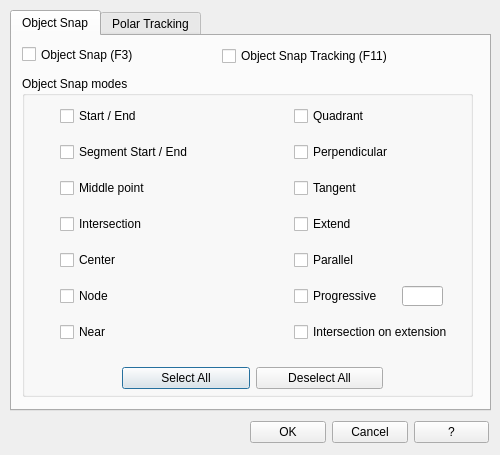
The window that qad_dsettings.ui (geosim/QAD) describes before a commit, drawn with Qt 5.
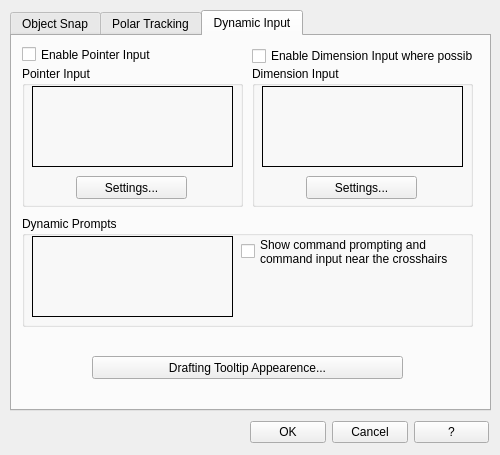
The same window after the commit. The open tabs and pages were chosen to show the change. Icons and pictures are not drawn.

```diff
--- a/qad_dsettings.ui
+++ b/qad_dsettings.ui
@@ -701,6 +701,222 @@
      </widget>
     </widget>
    </widget>
+   <widget class="QWidget" name="tab_3">
+    <attribute name="title">
+     <string>Dynamic Input</string>
+    </attribute>
+    <widget class="QCheckBox" name="checkBox_DI_EnableInputPointer">
+     <property name="geometry">
+      <rect>
+       <x>10</x>
+       <y>10</y>
+       <width>221</width>
+       <height>17</height>
+      </rect>
+     </property>
+     <property name="toolTip">
+      <string>Turns on pointer input. When pointer input and dimensional input are both turned on, dimensional input supersedes pointer input when it is available. (DYNMODE system variable)</string>
+     </property>
+     <property name="text">
+      <string>Enable Pointer Input</string>
+     </property>
+    </widget>
+    <widget class="QCheckBox" name="checkBox_DI_EnableDimPointer">
+     <property name="geometry">
+      <rect>
+       <x>240</x>
+       <y>10</y>
+       <width>221</width>
+       <height>20</height>
+      </rect>
+     </property>
+     <property name="toolTip">
+      <string>Turns on dimensional input. Dimensional input is not available for some commands that prompt for a second point. (DYNMODE system variable)</string>
+     </property>
+     <property name="text">
+      <string>Enable Dimension Input where possible</string>
+     </property>
+    </widget>
+    <widget class="QGroupBox" name="groupBox_2">
+     <property name="geometry">
+      <rect>
+       <x>10</x>
+       <y>30</y>
+       <width>221</width>
+       <height>141</height>
+      </rect>
+     </property>
+     <property name="title">
+      <string>Pointer Input</string>
+     </property>
+     <widget class="QPushButton" name="pushButton_DI_PointerInputSettings">
+      <property name="geometry">
+       <rect>
+        <x>54</x>
+        <y>110</y>
+        <width>111</width>
+        <height>23</height>
+       </rect>
+      </property>
+      <property name="toolTip">
+       <string>Displays the Pointer Input Settings dialog box.</string>
+      </property>
+      <property name="text">
+       <string>Settings...</string>
+      </property>
+     </widget>
+     <widget class="QLabel" name="label">
+      <property name="geometry">
+       <rect>
+        <x>10</x>
+        <y>20</y>
+        <width>201</width>
+        <height>81</height>
+       </rect>
+      </property>
+      <property name="frameShape">
+       <enum>QFrame::Box</enum>
+      </property>
+      <property name="text">
+       <string/>
+      </property>
+      <property name="pixmap">
+       <pixmap resource="qad_dsettings.qrc">:/plugins/qad/icons/dsettings/pointer_input.png</pixmap>
+      </property>
+      <property name="scaledContents">
+       <bool>true</bool>
+      </property>
+     </widget>
+    </widget>
+    <widget class="QGroupBox" name="groupBox_3">
+     <property name="geometry">
+      <rect>
+       <x>240</x>
+       <y>30</y>
+       <width>221</width>
+       <height>141</height>
+      </rect>
+     </property>
+     <property name="title">
+      <string>Dimension Input</string>
+     </property>
+     <widget class="QPushButton" name="pushButton_DI_DimensionInputSettings">
+      <property name="geometry">
+       <rect>
+        <x>54</x>
+        <y>110</y>
+        <width>111</width>
+        <height>23</height>
+       </rect>
+      </property>
+      <property name="toolTip">
+       <string>Displays the Dimension Input Settings dialog box.</string>
+      </property>
+      <property name="text">
+       <string>Settings...</string>
+      </property>
+     </widget>
+     <widget class="QLabel" name="label_15">
+      <property name="geometry">
+       <rect>
+        <x>10</x>
+        <y>20</y>
+        <width>201</width>
+        <height>81</height>
+       </rect>
+      </property>
+      <property name="frameShape">
+       <enum>QFrame::Box</enum>
+      </property>
+      <property name="text">
+       <string/>
+      </property>
+      <property name="pixmap">
+       <pixmap resource="qad_dsettings.qrc">:/plugins/qad/icons/dsettings/dimension_input.png</pixmap>
+      </property>
+      <property name="scaledContents">
+       <bool>true</bool>
+      </property>
+     </widget>
+    </widget>
+    <widget class="QGroupBox" name="groupBox_4">
+     <property name="geometry">
+      <rect>
+       <x>10</x>
+       <y>180</y>
+       <width>451</width>
+       <height>111</height>
+      </rect>
+     </property>
+     <property name="title">
+      <string>Dynamic Prompts</string>
+     </property>
+     <widget class="QCheckBox" name="checkBox_DI_ShowPrompt">
+      <property name="geometry">
+       <rect>
+        <x>219</x>
+        <y>20</y>
+        <width>221</width>
+        <height>31</height>
+       </rect>
+      </property>
+      <property name="sizePolicy">
+       <sizepolicy hsizetype="Minimum" vsizetype="Minimum">
+        <horstretch>0</horstretch>
+        <verstretch>0</verstretch>
+       </sizepolicy>
+      </property>
+      <property name="toolTip">
+       <string>Displays prompts in Dynamic Input tooltips. (DYNPROMPT system variable)</string>
+      </property>
+      <property name="text">
+       <string>Show command prompting and 
+command input near the crosshairs</string>
+      </property>
+      <property name="tristate">
+       <bool>false</bool>
+      </property>
+     </widget>
+     <widget class="QLabel" name="label_16">
+      <property name="geometry">
+       <rect>
+        <x>10</x>
+        <y>20</y>
+        <width>201</width>
+        <height>81</height>
+       </rect>
+      </property>
+      <property name="frameShape">
+       <enum>QFrame::Box</enum>
+      </property>
+      <property name="text">
+       <string/>
+      </property>
+      <property name="pixmap">
+       <pixmap resource="qad_dsettings.qrc">:/plugins/qad/icons/dsettings/dynamic_prompts.png</pixmap>
+      </property>
+      <property name="scaledContents">
+       <bool>true</bool>
+      </property>
+     </widget>
+    </widget>
+    <widget class="QPushButton" name="pushButton_DI_TootipAppearance">
+     <property name="geometry">
+      <rect>
+       <x>80</x>
+       <y>320</y>
+       <width>311</width>
+       <height>23</height>
+      </rect>
+     </property>
+     <property name="toolTip">
+      <string>Displays the Tooltip Appearance dialog box.</string>
+     </property>
+     <property name="text">
+      <string>Drafting Tooltip Appearence...</string>
+     </property>
+    </widget>
+   </widget>
   </widget>
   <widget class="QWidget" name="layoutWidget">
    <property name="geometry">
```
Left out of the diff: 65 changed lines with no effect on the pictures.
